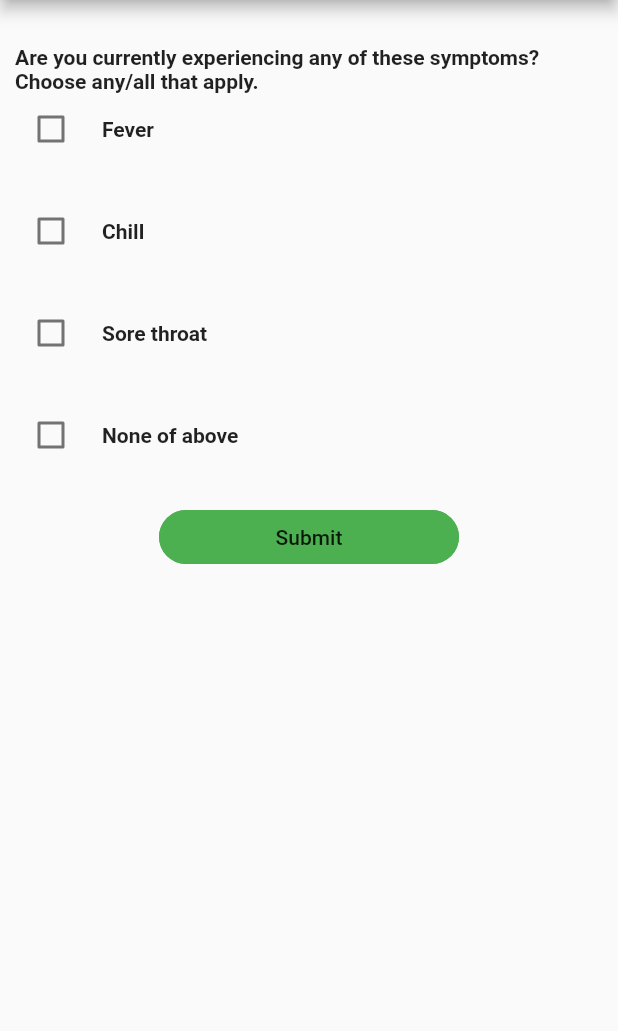
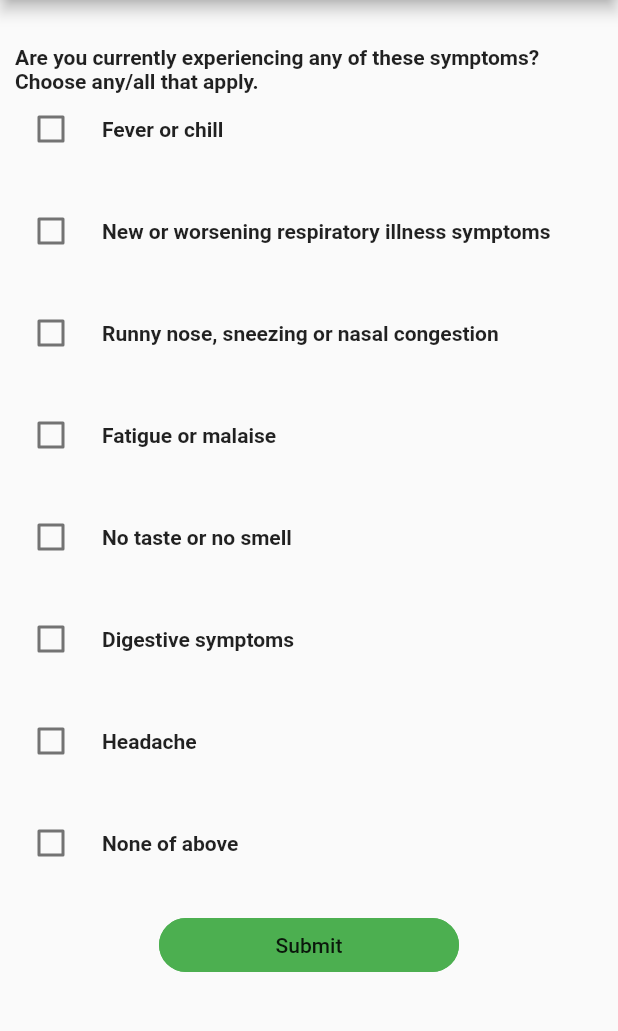
Before and after one commit to alskdwq/HHC-app, a Flutter app: the CheckboxList screen opened directly, after a tap on "Submit", on a phone screen of 412 x 824 dp, the part 84-1115 px from its top. Run offline on Flutter 3.47's test engine with Material 2 defaults, Android fonts, the phone set to English and light mode, and no system bars; our stand-ins replace badges, flutter_secure_storage; accounts and stored records are empty; network calls fail.

Commit message:
Questions added
minSdkVersion changed as well please be aware.

```diff
--- a/lib/CheckboxList.dart
+++ b/lib/CheckboxList.dart
@@ -4,11 +4,12 @@ import 'package:demo/Summary.dart';
 
 //Data package from this page
 class CheckboxData {
-  bool eme = false;
-  bool close = false;
-  List symptoms = [false,false,false,false];
+  bool travel = false;
+  bool closeL = false;
+  bool closeW = false;
+  List symptoms = [false,false,false,false,false,false,false,false];
 
-  CheckboxData({this.eme, this.close, this.symptoms});
+  CheckboxData({this.travel, this.closeL, this.closeW, this.symptoms});
 }
 
 class CheckboxList extends StatefulWidget{
@@ -23,11 +24,15 @@ class CheckboxList extends StatefulWidget{
 class CheckboxListPage extends State<CheckboxList>{
   static TextStyle _bold = new TextStyle(fontWeight: FontWeight.bold);
   final CheckboxData checkboxData = CheckboxData();
-  var checkList =[false,false,false,false];
+  var checkList =[false,false,false,false,false,false,false,false];
   var symptomsList = [
-    Text('Fever', style: _bold),
-    Text('Chill', style: _bold),
-    Text('Sore throat', style: _bold),
+    Text('Fever or chill', style: _bold),
+    Text('New or worsening respiratory illness symptoms', style: _bold),
+    Text('Runny nose, sneezing or nasal congestion', style: _bold),
+    Text('Fatigue or malaise', style: _bold),
+    Text('No taste or no smell', style: _bold),
+    Text('Digestive symptoms', style: _bold),
+    Text('Headache', style: _bold),
     Text('None of above', style: _bold),
   ];
 
@@ -39,12 +44,13 @@ class CheckboxListPage extends State<CheckboxList>{
       for (var s in checkList){
         if (s) isEmpty = false;
       }
-      if (isEmpty) checkList[3] = true;
+      if (isEmpty) checkList[7] = true;
 
       //Packaging data and move to next page with data
       checkboxData.symptoms = checkList;
-      checkboxData.close = widget.yndata.closeContact;
-      checkboxData.eme = widget.yndata.emergency;
+      checkboxData.closeL = widget.yndata.closeContactL;
+      checkboxData.closeW = widget.yndata.closeContactW;
+      checkboxData.travel = widget.yndata.travel;
       Navigator.pushAndRemoveUntil(context,
           MaterialPageRoute(builder: (context) => Summary(checkboxData:checkboxData)),
               (route) => route == null);
@@ -59,6 +65,7 @@ class CheckboxListPage extends State<CheckboxList>{
       ),
       body: Padding(
         padding: const EdgeInsets.all(10.0),
+        child: SingleChildScrollView(
           child: new Column(
             children: <Widget>[
               Container(
@@ -68,7 +75,7 @@ class CheckboxListPage extends State<CheckboxList>{
                     Padding(padding: EdgeInsets.all(10),),
                     Text('Are you currently experiencing any of these symptoms? Choose any/all that apply.',
                       style:_bold,),
-                  //Fever
+
                     Row(
                       children: <Widget>[
                         Checkbox(
@@ -76,7 +83,7 @@ class CheckboxListPage extends State<CheckboxList>{
                           value: checkList[0],
                           onChanged: (bool newValue) {
                             setState(() {
-                            if(newValue==true){checkList[3]=false;}
+                              if(newValue==true){checkList[7]=false;}
                               checkList[0] = newValue;
                             });
                           },
@@ -86,7 +93,7 @@ class CheckboxListPage extends State<CheckboxList>{
                       ],
                     ),
                     Padding(padding: EdgeInsets.all(10),),
-                  //Chill
+
                     Row(
                       children: <Widget>[
                         Checkbox(
@@ -94,7 +101,7 @@ class CheckboxListPage extends State<CheckboxList>{
                           value: checkList[1],
                           onChanged: (bool newValue) {
                             setState(() {
-                            if(newValue==true){checkList[3]=false;}
+                              if(newValue==true){checkList[7]=false;}
                               checkList[1] = newValue;
                             });
                           },
@@ -104,7 +111,7 @@ class CheckboxListPage extends State<CheckboxList>{
                       ],
                     ),
                     Padding(padding: EdgeInsets.all(10),),
-                  //Sore throat
+
                     Row(
                       children: <Widget>[
                         Checkbox(
@@ -112,7 +119,7 @@ class CheckboxListPage extends State<CheckboxList>{
                           value: checkList[2],
                           onChanged: (bool newValue) {
                             setState(() {
-                            if(newValue==true){checkList[3]=false;}
+                              if(newValue==true){checkList[7]=false;}
                               checkList[2] = newValue;
                             });
                           },
@@ -122,7 +129,6 @@ class CheckboxListPage extends State<CheckboxList>{
                       ],
                     ),
                     Padding(padding: EdgeInsets.all(10),),
-                  //None of above
                     Row(
                       children: <Widget>[
                         Checkbox(
@@ -130,13 +136,86 @@ class CheckboxListPage extends State<CheckboxList>{
                           value: checkList[3],
                           onChanged: (bool newValue) {
                             setState(() {
-                            if(newValue == true) checkList.fillRange(0, 3, false);
+                              if(newValue==true){checkList[7]=false;}
                               checkList[3] = newValue;
                             });
                           },
                         ),
                         Padding(padding: EdgeInsets.all(5),),
                         symptomsList[3],
+                      ],
+                    ),
+                    Padding(padding: EdgeInsets.all(10),),
+
+                    Row(
+                      children: <Widget>[
+                        Checkbox(
+                          activeColor: Colors.grey,
+                          value: checkList[4],
+                          onChanged: (bool newValue) {
+                            setState(() {
+                              if(newValue==true){checkList[7]=false;}
+                              checkList[4] = newValue;
+                            });
+                          },
+                        ),
+                        Padding(padding: EdgeInsets.all(5),),
+                        symptomsList[4],
+                      ],
+                    ),
+                    Padding(padding: EdgeInsets.all(10),),
+
+                    Row(
+                      children: <Widget>[
+                        Checkbox(
+                          activeColor: Colors.grey,
+                          value: checkList[5],
+                          onChanged: (bool newValue) {
+                            setState(() {
+                              if(newValue==true){checkList[7]=false;}
+                              checkList[5] = newValue;
+                            });
+                          },
+                        ),
+                        Padding(padding: EdgeInsets.all(5),),
+                        symptomsList[5],
+                      ],
+                    ),
+                    Padding(padding: EdgeInsets.all(10),),
+
+                    Row(
+                      children: <Widget>[
+                        Checkbox(
+                          activeColor: Colors.grey,
+                          value: checkList[6],
+                          onChanged: (bool newValue) {
+                            setState(() {
+                              if(newValue==true){checkList[7]=false;}
+                              checkList[6] = newValue;
+                            });
+                          },
+                        ),
+                        Padding(padding: EdgeInsets.all(5),),
+                        symptomsList[6],
+                      ],
+                    ),
+                    Padding(padding: EdgeInsets.all(10),),
+
+                    //None of above
+                    Row(
+                      children: <Widget>[
+                        Checkbox(
+                          activeColor: Colors.grey,
+                          value: checkList[7],
+                          onChanged: (bool newValue) {
+                            setState(() {
+                              if(newValue == true) checkList.fillRange(0, 7, false);
+                              checkList[7] = newValue;
+                            });
+                          },
+                        ),
+                        Padding(padding: EdgeInsets.all(5),),
+                        symptomsList[7],
                       ],
                     ),
                     Padding(padding: EdgeInsets.all(10),),
@@ -158,6 +237,7 @@ class CheckboxListPage extends State<CheckboxList>{
             ],
           ),
         ),
+      ),
     );
   }
 }
```
Also changed, not shown: lib/Summary.dart (+19 -8 lines), lib/YesNo.dart (+38 -21 lines), 1 other file. Lines whose indentation alone changed are shown as unchanged.
